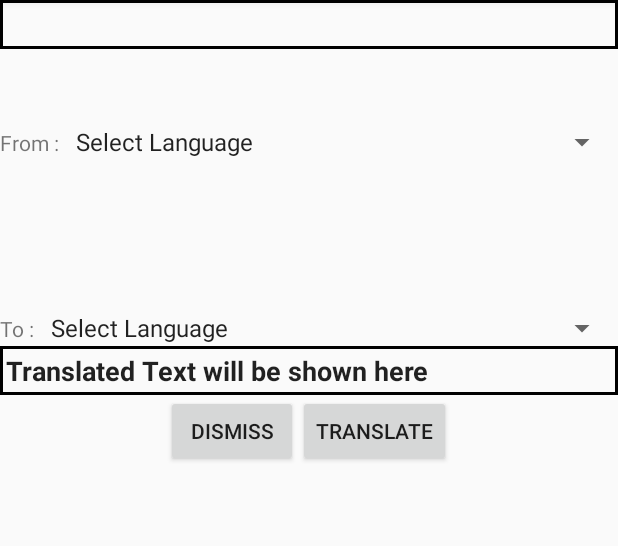
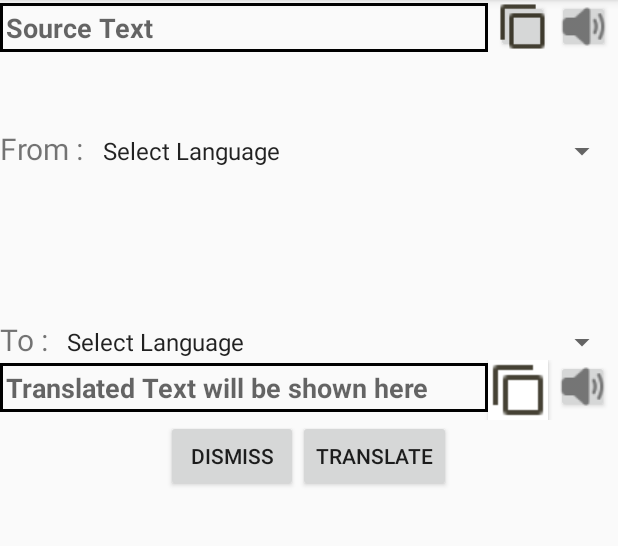
Before and after one commit to SarvarVanoo/BabelFish, an Android app: the Translation screen opened directly, with no data from a screen before it, on a phone screen of 412 x 824 dp, the part 84-630 px from its top. Run offline under Robolectric (Android 15) with nearby library versions, the phone set to English and light mode, and no system bars; libraries missing offline, so code that uses them is left out: com.google.firebase.ml.

Commit message:
Copy and text to speech functionality

```diff
--- a/app/src/main/java/com/example/textextraction/Translation.java
+++ b/app/src/main/java/com/example/textextraction/Translation.java
@@ -4,8 +4,12 @@ import androidx.annotation.NonNull;
 import androidx.annotation.Nullable;
 import androidx.appcompat.app.AppCompatActivity;
 
+import android.content.ClipData;
+import android.content.ClipboardManager;
+import android.content.Context;
 import android.content.Intent;
 import android.os.Bundle;
+import android.speech.tts.TextToSpeech;
 import android.view.View;
 import android.widget.AdapterView;
 import android.widget.ArrayAdapter;
@@ -23,12 +27,16 @@ import com.google.firebase.ml.naturallanguage.translate.FirebaseTranslateLanguag
 import com.google.firebase.ml.naturallanguage.translate.FirebaseTranslator;
 import com.google.firebase.ml.naturallanguage.translate.FirebaseTranslatorOptions;
 
+import java.util.Locale;
+
 public class Translation extends AppCompatActivity implements AdapterView.OnItemSelectedListener {
 
     protected EditText sourceText, translatedText;
     protected Spinner sourceSpinner, targetSpinner;
-    protected Button dismiss, translate;
+    protected Button dismiss, translate, copy1, copy2, speech1, speech2;
     protected String textValue;
+    protected TextToSpeech textToSpeech1, textToSpeech2;
+
 
     @Override
     protected void onCreate(Bundle savedInstanceState) {
@@ -77,12 +85,70 @@ public class Translation extends AppCompatActivity implements AdapterView.OnItem
             }
         });
 
+        //copy1 button
+        copy1 = findViewById(R.id.copy1);
+        copy1.setOnClickListener(new View.OnClickListener() {
+            @Override
+            public void onClick(View v) {
+                ClipboardManager clipboard = (ClipboardManager) getSystemService(Context.CLIPBOARD_SERVICE);
+                ClipData clip = ClipData.newPlainText("EditText", sourceText.getText().toString());
+                clipboard.setPrimaryClip(clip);
+
+                Toast.makeText(Translation.this, "Text Copied", Toast.LENGTH_SHORT).show();
+            }
+        });
+
+        //copy2 button
+        copy2 = findViewById(R.id.copy2);
+        copy2.setOnClickListener(new View.OnClickListener() {
+            @Override
+            public void onClick(View v) {
+                ClipboardManager clipboard = (ClipboardManager) getSystemService(Context.CLIPBOARD_SERVICE);
+                ClipData clip = ClipData.newPlainText("EditText", translatedText.getText().toString());
+                clipboard.setPrimaryClip(clip);
+            }
+        });
+
+
+        //Text to Speech
+        textToSpeech1= new TextToSpeech(this, new TextToSpeech.OnInitListener() {
+            @Override
+            public void onInit(int status) {
+                if(status==TextToSpeech.SUCCESS)
+                {
+                    textToSpeech1.setLanguage(Locale.ENGLISH);
+                }
+            }
+        });
+
+
+        //speech1 button
+        speech1 = findViewById(R.id.speech1);
+        speech1.setOnClickListener(new View.OnClickListener() {
+            @Override
+            public void onClick(View v) {
+
+            }
+        });
+
+
+        //speech2 button
+        speech2 = findViewById(R.id.speech2);
+        speech2.setOnClickListener(new View.OnClickListener() {
+            @Override
+            public void onClick(View v) {
+
+            }
+        });
+
+
+
     }
+
+
 
     private void identifyLanguage()
     {
-
-
         FirebaseLanguageIdentification languageIdentifier =
                 FirebaseNaturalLanguage.getInstance().getLanguageIdentification();
         languageIdentifier.identifyLanguage(textValue)
--- a/app/src/main/res/layout/activity_translation.xml
+++ b/app/src/main/res/layout/activity_translation.xml
@@ -7,17 +7,39 @@
     android:orientation="vertical"
     tools:context=".Translation">
 
+
+<LinearLayout
+    android:layout_height="wrap_content"
+    android:layout_width="match_parent"
+    android:orientation="horizontal">
     <EditText
         android:id="@+id/sourcetext"
         android:layout_height="wrap_content"
-        android:layout_width="match_parent"
+        android:layout_width="325dp"
         android:textStyle="bold"
         android:padding="4dp"
         android:background="@drawable/textviewborder"
-        android:text="Source Text">
+        android:hint="Source Text">
 
     </EditText>
+    <Button
+        android:id="@+id/copy1"
+        android:layout_width="35dp"
+        android:layout_height="35dp"
+        android:foreground="@drawable/ic_copy"
+        android:layout_marginLeft="5dp"
+        >
+    </Button>
 
+    <Button
+        android:id="@+id/speech1"
+        android:layout_width="35dp"
+        android:layout_height="35dp"
+        android:foreground="@drawable/ic_speech"
+        android:layout_marginLeft="5dp"
+        >
+    </Button>
+    </LinearLayout>
 <LinearLayout
     android:layout_width="match_parent"
     android:layout_height="wrap_content"
@@ -28,7 +50,8 @@
     <TextView
         android:layout_height="wrap_content"
         android:layout_width="wrap_content"
-        android:text="From : ">
+        android:text="From : "
+        android:textSize="20dp">
     </TextView>
 
     <Spinner
@@ -49,7 +72,8 @@
         <TextView
             android:layout_height="wrap_content"
             android:layout_width="wrap_content"
-            android:text="To : ">
+            android:text="To : "
+            android:textSize="20dp">
         </TextView>
 
         <Spinner
@@ -60,16 +84,39 @@
 
     </LinearLayout>
 
+    <LinearLayout
+        android:layout_width="match_parent"
+        android:layout_height="wrap_content"
+        android:orientation="horizontal">
     <EditText
         android:id="@+id/translatedtext"
         android:layout_height="wrap_content"
-        android:layout_width="match_parent"
+        android:layout_width="325dp"
         android:textStyle="bold"
         android:padding="4dp"
         android:background="@drawable/textviewborder"
-        android:text="Translated Text will be shown here">
+        android:hint="Translated Text will be shown here">
     </EditText>
 
+        <Button
+            android:id="@+id/copy2"
+            android:layout_width="40dp"
+            android:layout_height="40dp"
+            android:foreground="@drawable/ic_copy"
+            android:background="@android:color/white"
+            >
+        </Button>
+
+        <Button
+            android:id="@+id/speech2"
+            android:layout_width="35dp"
+            android:layout_height="35dp"
+            android:foreground="@drawable/ic_speech"
+            android:layout_marginLeft="5dp"
+            >
+        </Button>
+
+    </LinearLayout>
 
     <LinearLayout
         android:layout_width="match_parent"
@@ -93,7 +140,6 @@
             android:layout_height="wrap_content"
             android:text="Translate"
             android:layout_gravity="center_horizontal">
-
         </Button>
 
 </LinearLayout>
```
Also changed, not shown: app/src/main/res/drawable-hdpi/ic_copy.png (added), app/src/main/res/drawable-hdpi/ic_speech.png (added), app/src/main/res/drawable-mdpi/ic_copy.png (added), app/src/main/res/drawable-mdpi/ic_speech.png (added), app/src/main/res/drawable-xhdpi/ic_copy.png (added), app/src/main/res/drawable-xhdpi/ic_speech.png (added), app/src/main/res/drawable-xxhdpi/ic_copy.png (added), app/src/main/res/drawable-xxhdpi/ic_speech.png (added), app/src/main/res/drawable-xxxhdpi/ic_copy.png (added), app/src/main/res/drawable-xxxhdpi/ic_speech.png (added).
